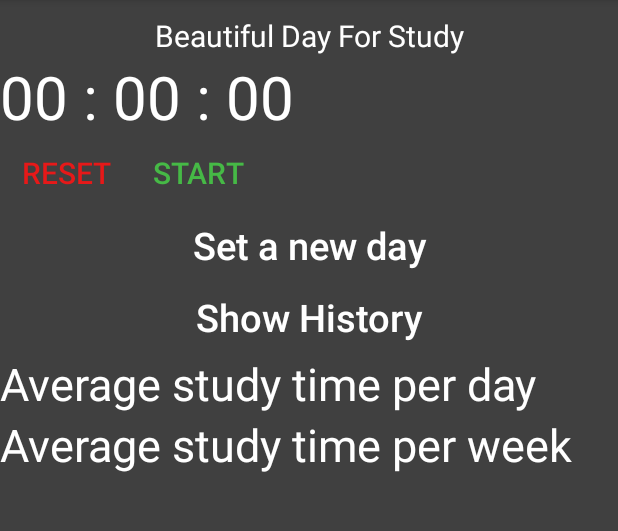
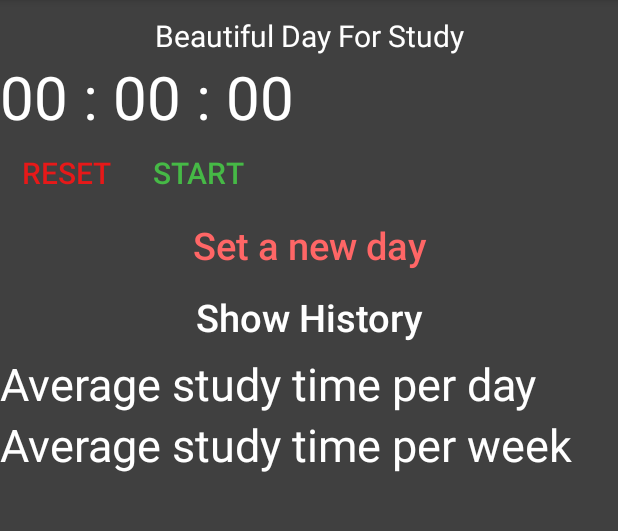
Before and after one commit to de2rick/StudyTimer, an Android app: the screen it shows after launch (MainActivity), on a phone screen of 412 x 824 dp, the part 84-615 px from its top. Run offline under Robolectric (Android 15) with nearby library versions, the phone set to English and light mode, and no system bars.

Commit message:
add new day

```diff
--- a/StudyTimer/app/src/main/res/layout/activity_main.xml
+++ b/StudyTimer/app/src/main/res/layout/activity_main.xml
@@ -46,9 +46,10 @@
         android:background="@null"
         android:text="Set a new day"
         android:layout_below="@+id/uoareset"
-        android:textColor="@color/white"
+        android:textColor="@color/orange"
         android:textSize="25sp"
         android:textAllCaps="false"
+        android:onClick="setnewday"
         />
 
     <Button
--- a/StudyTimer/app/src/main/res/values/colors.xml
+++ b/StudyTimer/app/src/main/res/values/colors.xml
@@ -8,4 +8,5 @@
     <color name="black">#000000</color>
     <color name="green">#46b946</color>
     <color name="white">#ffffff</color>
+    <color name="orange">#ff6666</color>
 </resources>
```
Also changed, not shown: StudyTimer/app/src/main/java/com/example/studytimer/MainActivity.java (+31 -1 lines).
